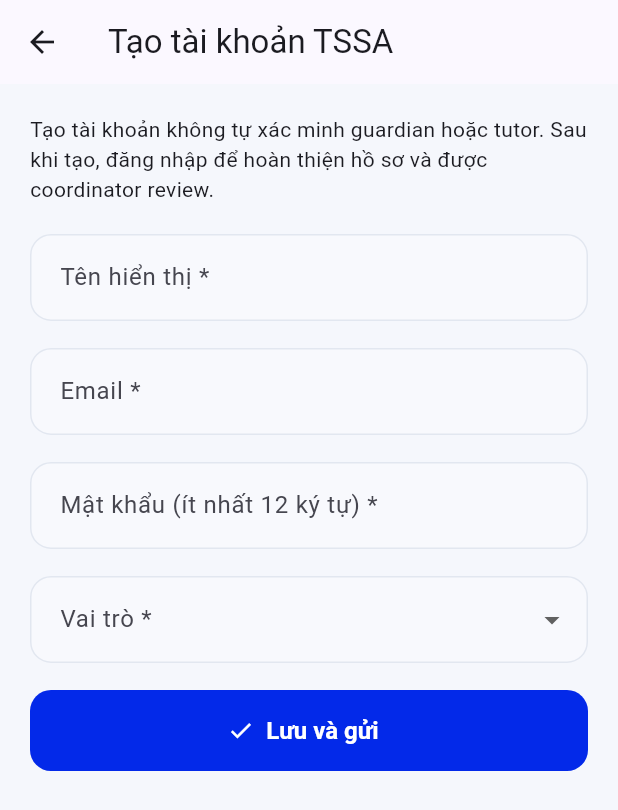
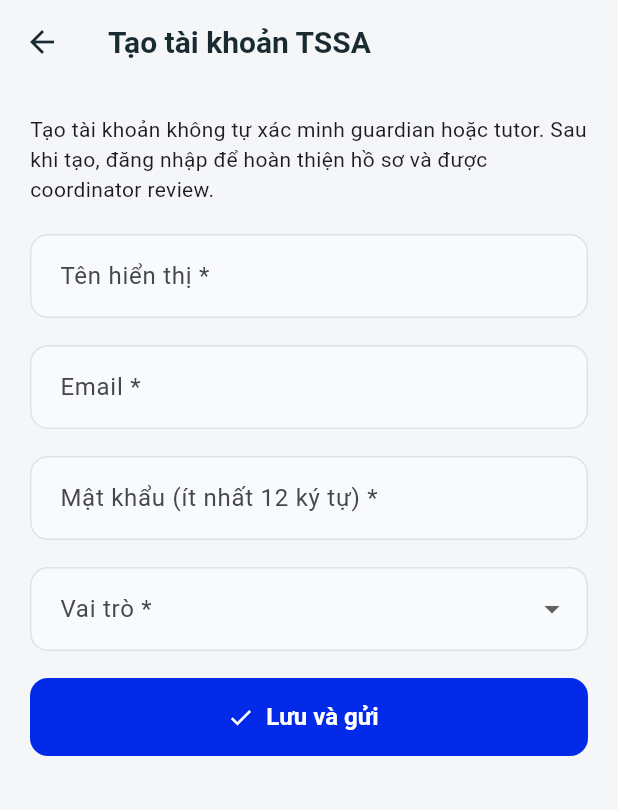
Before and after one commit to SPM-Specialized-Project/SPM-mobile, a Flutter app: the screen it shows after launch, after a tap on "Đăng nhập", after a tap on "Tạo tài khoản hỗ trợ học tập TSSA", on a phone screen of 412 x 824 dp. Shown: the top 810 px of the screen. Run offline on Flutter 3.47's test engine with Material 3 defaults, Android fonts, the phone set to English and light mode, and no system bars; our stand-ins replace dio, flutter_riverpod, flutter_secure_storage; network calls fail.

Commit message:
feat(mobile): add accessible motion and theme foundation

```diff
--- a/lib/app/app.dart
+++ b/lib/app/app.dart
@@ -17,9 +17,16 @@ class MyApp extends ConsumerWidget {
 
   @override
   Widget build(BuildContext context, WidgetRef ref) {
-    final signedIn = ref.watch(authControllerProvider).value != null;
+    final authState = ref.watch(authControllerProvider);
+    final role = authState.value?.role;
+    final hasTssaPreferences = switch (role) {
+      UserRole.tssaLearner ||
+      UserRole.tssaGuardian ||
+      UserRole.tssaTutor => true,
+      _ => false,
+    };
     final reduceMotion =
-        signedIn &&
+        hasTssaPreferences &&
         ref.watch(tssaPreferencesProvider).value?['reduceMotion'] == true;
     ref.listen(authControllerProvider, (previous, next) {
       if (previous?.value != null && !next.isLoading && next.value == null) {
@@ -35,6 +42,7 @@ class MyApp extends ConsumerWidget {
     });
     return MaterialApp(
       navigatorKey: _navigatorKey,
+      debugShowCheckedModeBanner: false,
       title: 'Tutor Support System',
       theme: AppTheme.light,
       themeAnimationDuration: reduceMotion
--- a/lib/app/theme/app_theme.dart
+++ b/lib/app/theme/app_theme.dart
@@ -4,23 +4,73 @@ class AppTheme {
   AppTheme._();
 
   static const Color primaryColor = Color(0xFF0329E9);
-  static const Color canvasColor = Color(0xFFF5F7FC);
-  static const Color _fieldColor = Color(0xFFF8F9FD);
-  static const Color _outlineColor = Color(0xFFE2E7F0);
+  static const Color canvasColor = Color(0xFFF4F6F7);
+  static const Color _surfaceColor = Color(0xFFFFFFFF);
+  static const Color _fieldColor = Color(0xFFF8FAFB);
+  static const Color _outlineColor = Color(0xFFDCE3E6);
+  static const Color _secondaryColor = Color(0xFF24665F);
+  static const Color _secondaryContainer = Color(0xFFDDEFEA);
   static const BorderRadius _fieldRadius = BorderRadius.all(
-    Radius.circular(14),
+    Radius.circular(12),
   );
+  static const BorderRadius _cardRadius = BorderRadius.all(Radius.circular(16));
 
   static final ThemeData light = ThemeData(
     useMaterial3: true,
     scaffoldBackgroundColor: canvasColor,
-    colorScheme: ColorScheme.fromSeed(
-      seedColor: primaryColor,
-    ).copyWith(primary: primaryColor),
+    colorScheme: ColorScheme.fromSeed(seedColor: primaryColor).copyWith(
+      primary: primaryColor,
+      onPrimary: _surfaceColor,
+      primaryContainer: const Color(0xFFE8ECFF),
+      onPrimaryContainer: const Color(0xFF172A72),
+      secondary: _secondaryColor,
+      onSecondary: _surfaceColor,
+      secondaryContainer: _secondaryContainer,
+      onSecondaryContainer: const Color(0xFF153D38),
+      surface: _surfaceColor,
+      outline: const Color(0xFF718087),
+      outlineVariant: _outlineColor,
+    ),
+    appBarTheme: const AppBarTheme(
+      backgroundColor: canvasColor,
+      foregroundColor: Color(0xFF192A30),
+      surfaceTintColor: Colors.transparent,
+      elevation: 0,
+      scrolledUnderElevation: 0,
+      titleTextStyle: TextStyle(
+        color: Color(0xFF192A30),
+        fontSize: 20,
+        fontWeight: FontWeight.w600,
+      ),
+    ),
+    cardTheme: CardThemeData(
+      color: _surfaceColor,
+      surfaceTintColor: Colors.transparent,
+      shadowColor: Colors.transparent,
+      elevation: 0,
+      margin: const EdgeInsets.all(4),
+      shape: const RoundedRectangleBorder(
+        borderRadius: _cardRadius,
+        side: BorderSide(color: _outlineColor),
+      ),
+    ),
+    dividerTheme: const DividerThemeData(
+      color: _outlineColor,
+      thickness: 1,
+      space: 1,
+    ),
+    navigationBarTheme: const NavigationBarThemeData(
+      backgroundColor: _surfaceColor,
+      surfaceTintColor: Colors.transparent,
+      indicatorColor: _secondaryContainer,
+      elevation: 0,
+      shadowColor: Colors.transparent,
+      height: 72,
+    ),
     inputDecorationTheme: const InputDecorationTheme(
       filled: true,
       fillColor: _fieldColor,
-      contentPadding: EdgeInsets.symmetric(horizontal: 16, vertical: 17),
+      contentPadding: EdgeInsets.symmetric(horizontal: 16, vertical: 16),
       border: OutlineInputBorder(
         borderRadius: _fieldRadius,
         borderSide: BorderSide(color: _outlineColor),
@@ -44,10 +94,24 @@ class AppTheme {
     ),
     filledButtonTheme: FilledButtonThemeData(
       style: FilledButton.styleFrom(
-        minimumSize: const Size.fromHeight(54),
-        shape: RoundedRectangleBorder(borderRadius: BorderRadius.circular(14)),
+        minimumSize: const Size.fromHeight(52),
+        shape: RoundedRectangleBorder(borderRadius: BorderRadius.circular(12)),
         textStyle: const TextStyle(fontSize: 16, fontWeight: FontWeight.w600),
       ),
     ),
+    outlinedButtonTheme: OutlinedButtonThemeData(
+      style: OutlinedButton.styleFrom(
+        minimumSize: const Size.fromHeight(48),
+        foregroundColor: _secondaryColor,
+        side: const BorderSide(color: _outlineColor),
+        shape: RoundedRectangleBorder(borderRadius: BorderRadius.circular(12)),
+        textStyle: const TextStyle(fontSize: 15, fontWeight: FontWeight.w600),
+      ),
+    ),
+    textSelectionTheme: const TextSelectionThemeData(
+      cursorColor: primaryColor,
+      selectionColor: Color(0x332469FF),
+      selectionHandleColor: primaryColor,
+    ),
   );
 }
--- a/lib/core/config/app_config.dart
+++ b/lib/core/config/app_config.dart
@@ -1,8 +1,8 @@
 abstract final class AppConfig {
-  /// Android emulator reaches the development computer through 10.0.2.2.
   /// Override with --dart-define=API_BASE_URL=... for another run target.
+  /// Repository paths already include the `/api` prefix.
   static const String apiBaseUrl = String.fromEnvironment(
     'API_BASE_URL',
-    defaultValue: 'http://10.0.2.2:4000',
+    defaultValue: 'https://kidney-truly-ensemble-lease.trycloudflare.com',
   );
 }
```
Also changed, not shown: lib/app/theme/app_motion.dart (added, +33 -0 lines), lib/features/backend_status/presentation/backend_status_screen.dart (+10 -0 lines).
